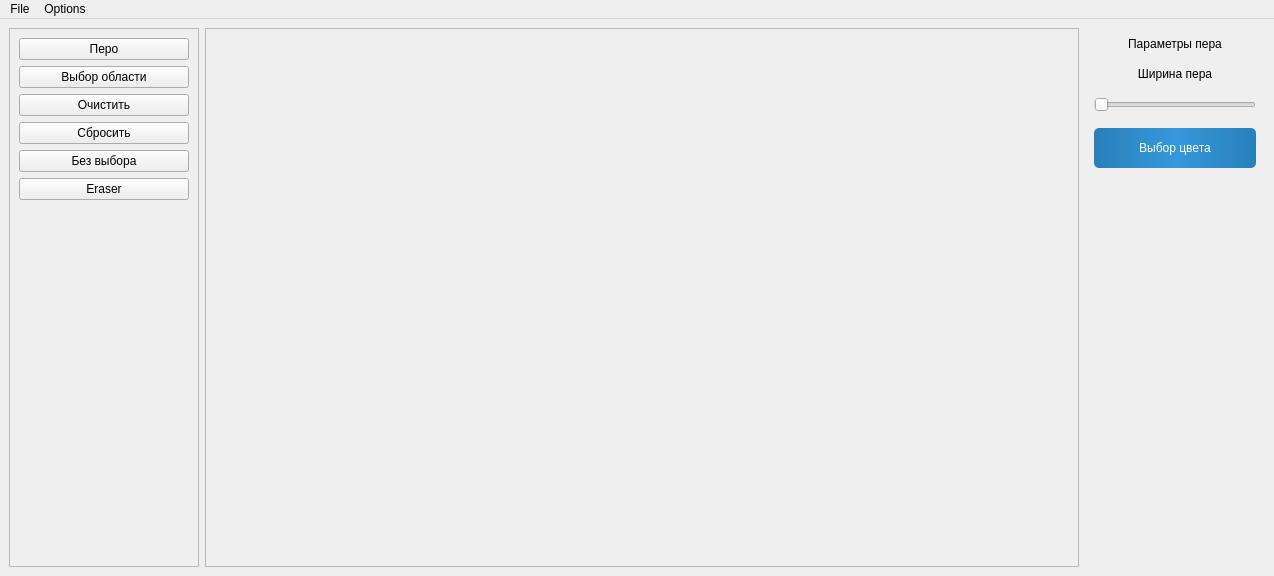
First picture: the form in src/canvas/canvas.ui, repository willam2007/wps, before the edit.
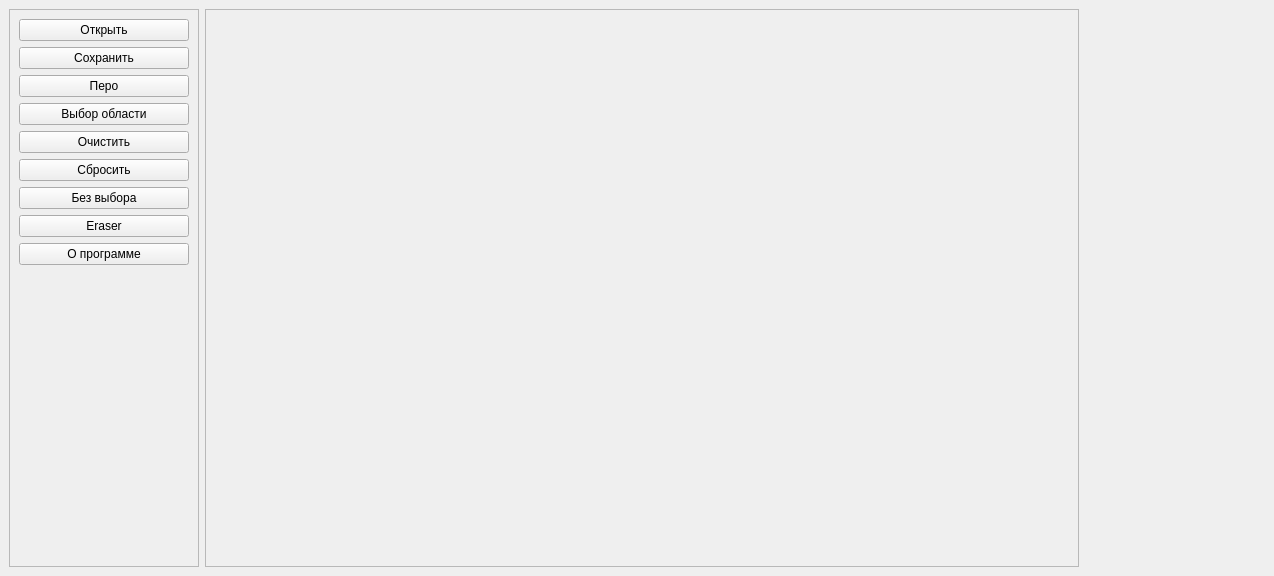
Second picture: the form after the edit. The open tabs and pages were chosen to show the change. Icons and pictures are not drawn. Custom widgets are drawn as their Qt base class.

The edit to the form file:
```diff
--- a/src/canvas/canvas.ui
+++ b/src/canvas/canvas.ui
@@ -45,6 +45,20 @@
        <enum>QFrame::Shadow::Raised</enum>
       </property>
       <layout class="QVBoxLayout" name="verticalLayout_3">
+       <item>
+        <widget class="QPushButton" name="openButton">
+         <property name="text">
+          <string>Открыть</string>
+         </property>
+        </widget>
+       </item>
+       <item>
+        <widget class="QPushButton" name="saveButton">
+         <property name="text">
+          <string>Сохранить</string>
+         </property>
+        </widget>
+       </item>
        <item>
         <widget class="QPushButton" name="penButton">
          <property name="text">
@@ -87,6 +101,13 @@
          </property>
         </widget>
        </item>
+       <item>
+        <widget class="QPushButton" name="aboutButton">
+         <property name="text">
+          <string>О программе</string>
+         </property>
+        </widget>
+       </item>
        <item>
         <spacer name="verticalSpacer_5">
          <property name="orientation">
@@ -313,6 +334,7 @@
         </item>
        </layout>
       </widget>
+      <widget class="QWidget" name="selecting_page"/>
      </widget>
     </item>
    </layout>
@@ -326,21 +348,6 @@
      <height>21</height>
     </rect>
    </property>
-   <widget class="QMenu" name="menuOpen">
-    <property name="title">
-     <string>File</string>
-    </property>
-    <addaction name="open_button_canvas"/>
-    <addaction name="save_button_canvas"/>
-    <addaction name="actionAbout"/>
-   </widget>
-   <widget class="QMenu" name="menuOptions">
-    <property name="title">
-     <string>Options</string>
-    </property>
-   </widget>
-   <addaction name="menuOpen"/>
-   <addaction name="menuOptions"/>
   </widget>
   <action name="open_button_canvas">
    <property name="text">
@@ -388,6 +395,13 @@
    </property>
   </action>
  </widget>
+ <customwidgets>
+  <customwidget>
+   <class>RainbowLabel</class>
+   <extends>QWidget</extends>
+   <header>rainbowlabel.h</header>
+  </customwidget>
+ </customwidgets>
  <resources/>
  <connections/>
 </ui>
```
Left out of the diff: 9 changed lines with no effect on the pictures.
